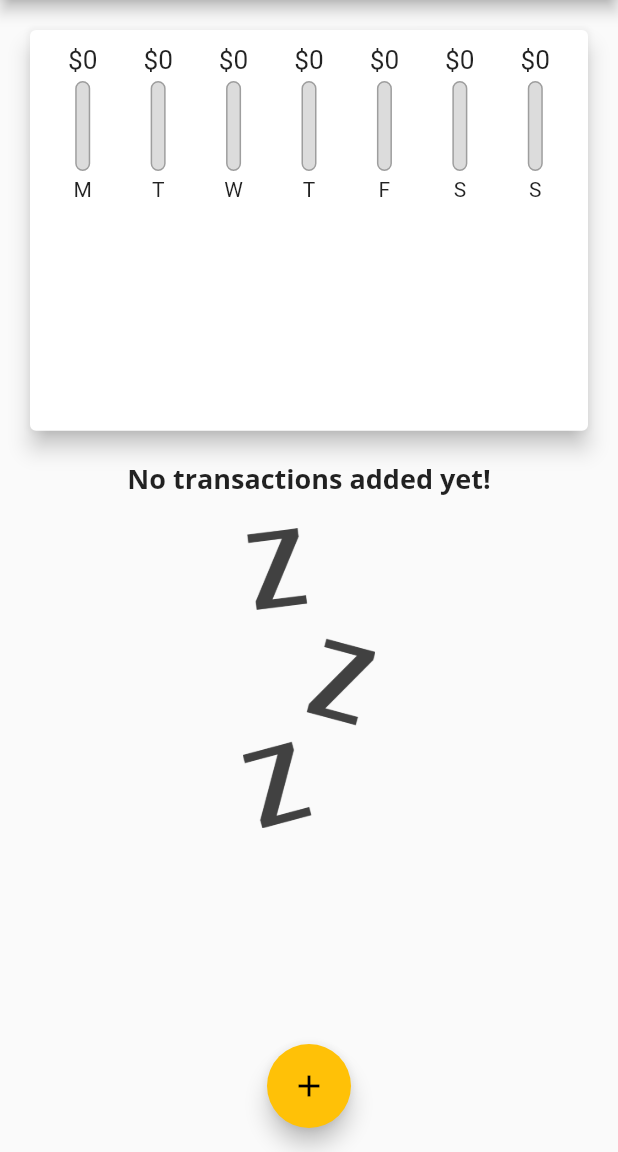
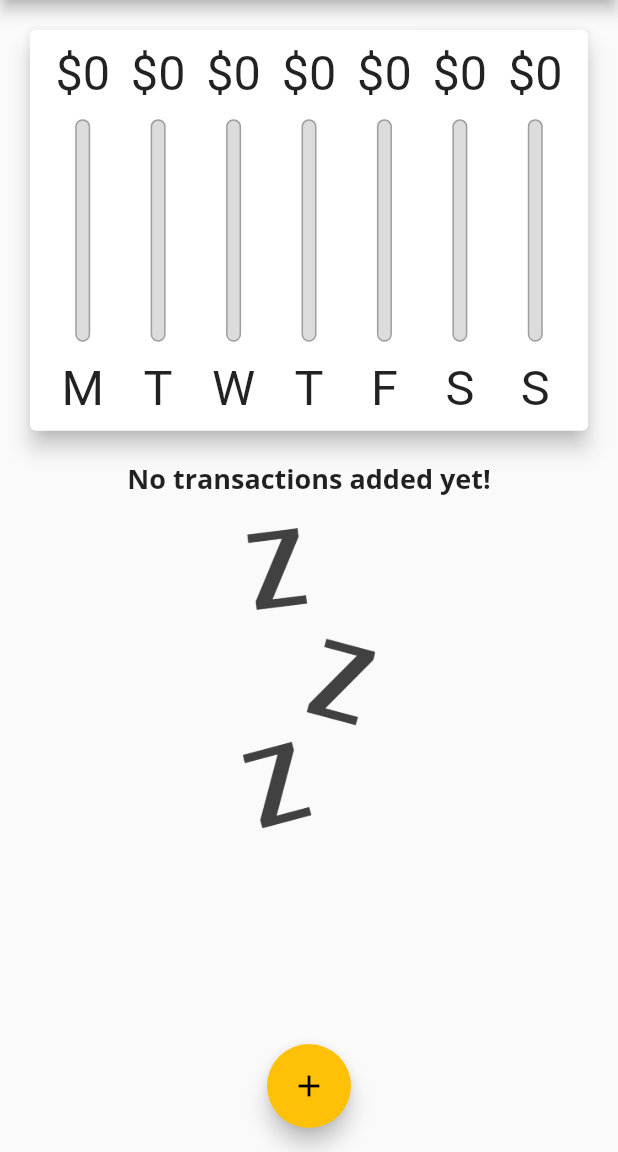
Before and after one commit to leandrouti/flutter-expense-planner, a Flutter app: the screen it shows after launch, on a phone screen of 412 x 824 dp, the part 84-1236 px from its top. Run offline on Flutter 3.47's test engine with Material 2 defaults, Android fonts, the phone set to English and light mode, and no system bars.

Commit message:
[change] chart_bar layout builder

```diff
--- a/lib/widgets/chart_bar.dart
+++ b/lib/widgets/chart_bar.dart
@@ -9,17 +9,20 @@ class ChartBar extends StatelessWidget {
 
   @override
   Widget build(BuildContext context) {
+    return LayoutBuilder(builder: (ctx, constraints) {
       return Column(
         children: <Widget>[
           Container(
-          height: 20,
+            height: constraints.maxHeight * 0.15,
             child: FittedBox(
               child: Text('\$${spendingAmount.toStringAsFixed(0)}'),
             ),
           ),
-        SizedBox(height: 4),
+          SizedBox(
+            height: constraints.maxHeight * 0.05,
+          ),
           Container(
-          height: 60,
+            height: constraints.maxHeight * 0.6,
             width: 10,
             child: Stack(
               children: <Widget>[
@@ -43,10 +46,14 @@ class ChartBar extends StatelessWidget {
             ),
           ),
           SizedBox(
-          height: 4,
+            height: constraints.maxHeight * 0.05,
           ),
-        Text(label),
+          Container(
+            height: constraints.maxHeight * 0.15,
+            child: FittedBox(child: Text(label)),
+          ),
         ],
       );
+    });
   }
 }
```
Lines whose indentation alone changed are shown as unchanged.
